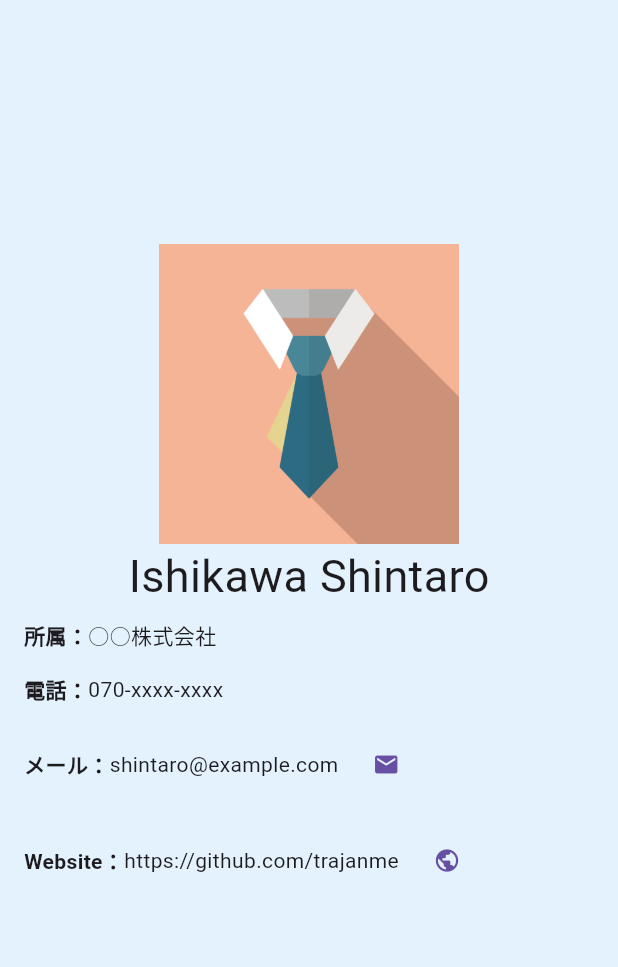
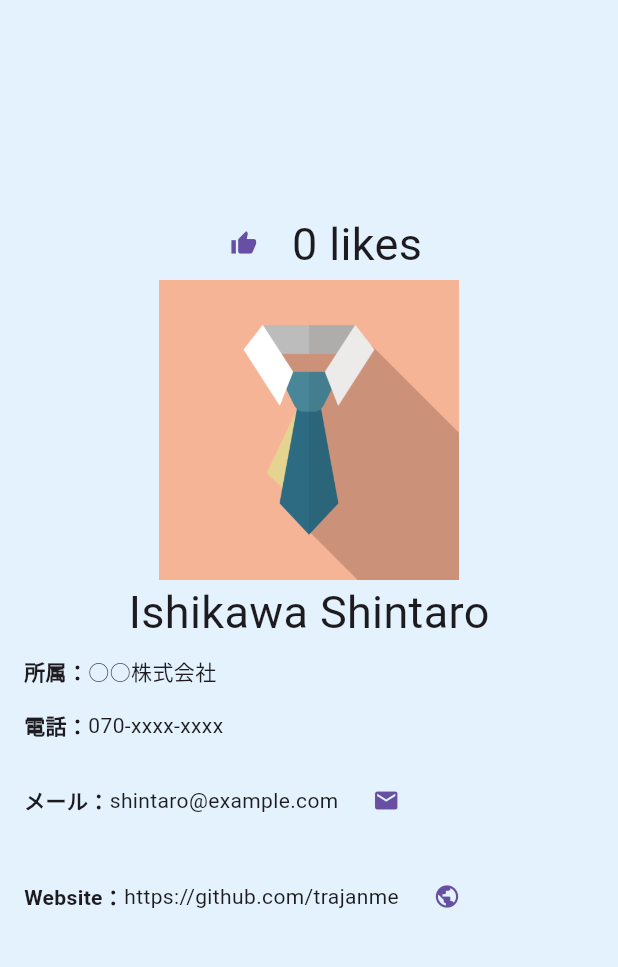
Before and after one commit to trajanme/profile, a Flutter app: the screen it shows after launch, on a phone screen of 412 x 824 dp, the part 84-1051 px from its top. Run offline on Flutter 3.47's test engine with Material 3 defaults, Android fonts, the phone set to English and light mode, and no system bars; drawn by our look-alikes of screenshot; our stand-ins replace share_plus.

Commit message:
added good button with Provider

```diff
--- /dev/null
+++ b/devtools_options.yaml
@@ -0,0 +1 @@
+extensions:
--- /dev/null
+++ b/lib/count.dart
@@ -0,0 +1,10 @@
+import 'package:flutter/material.dart';
+
+class Count extends ChangeNotifier {
+  int count = 0;
+
+  void countIncremented() {
+    count++;
+    notifyListeners();
+  }
+}
--- a/lib/main.dart
+++ b/lib/main.dart
@@ -1,10 +1,13 @@
 import 'dart:io';
 
 import 'package:flutter/material.dart';
+import 'package:provider/provider.dart';
 import 'package:url_launcher/url_launcher.dart';
 import 'package:share_plus/share_plus.dart';
 import 'package:screenshot/screenshot.dart';
 import 'package:path_provider/path_provider.dart';
+
+import 'count.dart';
 
 void main() {
   runApp(MyApp());
@@ -12,6 +15,18 @@ void main() {
 
 class MyApp extends StatelessWidget {
   MyApp({super.key});
+
+  @override
+  Widget build(BuildContext context) {
+    return MaterialApp(
+      home: ChangeNotifierProvider<Count>(
+          create: (context) => Count(), child: Home()),
+    );
+  }
+}
+
+class Home extends StatelessWidget {
+  Home({super.key});
 
   final String mailAddress = 'flutter.database@gmail.com';
   final String mailTitle = '件名';
@@ -28,8 +43,7 @@ class MyApp extends StatelessWidget {
 
   @override
   Widget build(BuildContext context) {
-    return MaterialApp(
-      home: Scaffold(
+    return Scaffold(
       backgroundColor: Colors.blue.shade50,
       appBar: AppBar(
         actions: [
@@ -63,6 +77,22 @@ class MyApp extends StatelessWidget {
               controller: screenshotController,
               child: Column(
                 children: [
+                  Row(
+                    mainAxisAlignment: MainAxisAlignment.center,
+                    children: [
+                      TextButton(
+                        onPressed: () {
+                          Provider.of<Count>(context, listen: false)
+                              .countIncremented();
+                        },
+                        child: const Icon(Icons.thumb_up),
+                      ),
+                      Text(
+                        '${Provider.of<Count>(context).count} likes',
+                        style: const TextStyle(fontSize: 30),
+                      ),
+                    ],
+                  ),
                   Image.asset(
                     'assets/image.png',
                     height: 200,
@@ -136,7 +166,6 @@ class MyApp extends StatelessWidget {
           ],
         ),
       ),
-      ),
     );
   }
 }
--- a/pubspec.yaml
+++ b/pubspec.yaml
@@ -10,6 +10,7 @@ dependencies:
   flutter:
     sdk: flutter
   path_provider: ^2.1.3
+  provider: ^6.1.2
   screenshot: ^2.3.0
   share_plus: ^8.0.3
   url_launcher: ^6.2.6
```
Also changed, not shown: pubspec.lock. Lines whose indentation alone changed are shown as unchanged.
